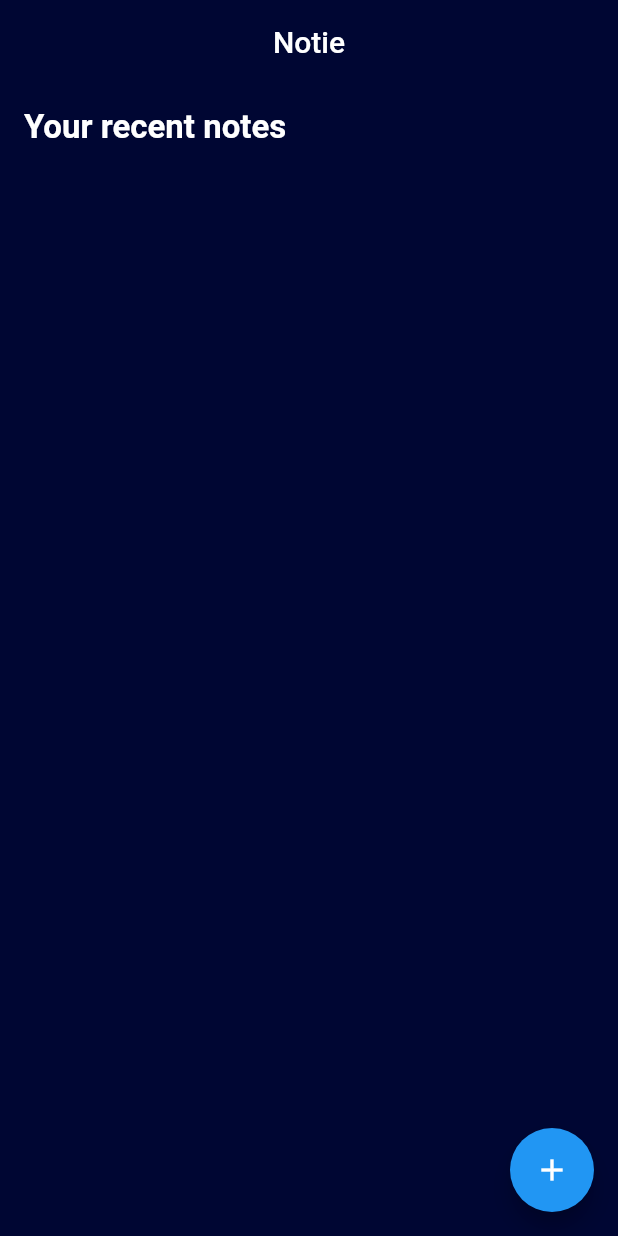
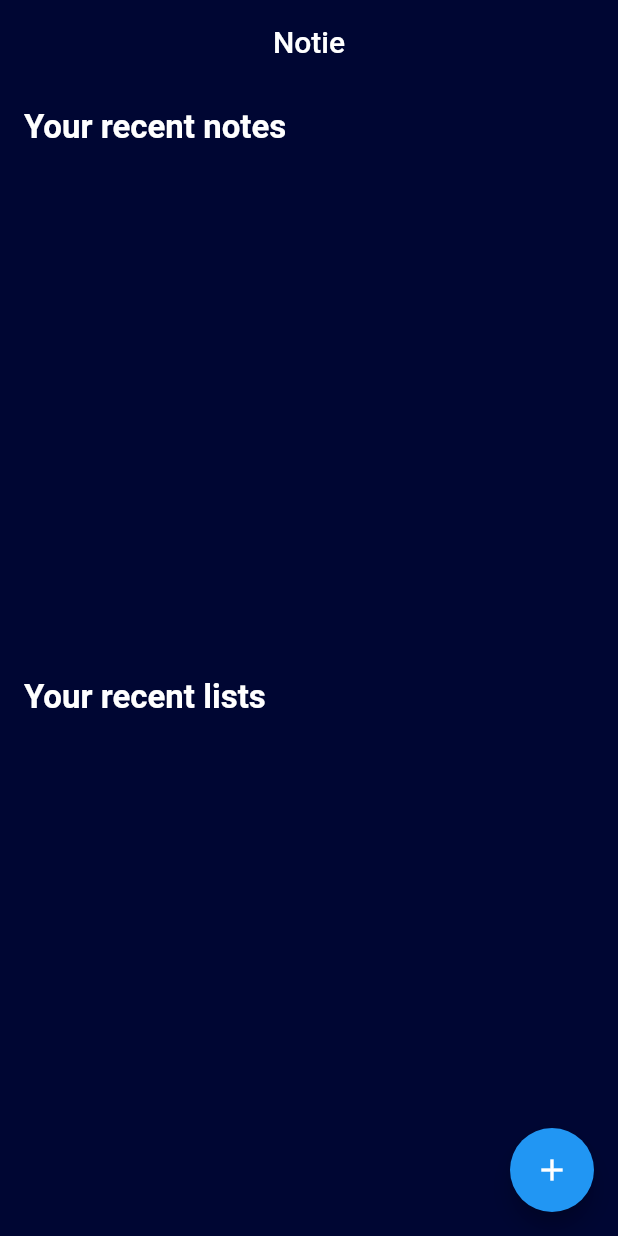
Before and after one commit to Louisii/Notie, a Flutter app: the screen it shows after launch, on a phone screen of 412 x 824 dp. Run offline on Flutter 3.47's test engine with Material 2 defaults, Android fonts, the light colour scheme and no system bars; our stand-ins replace cloud_firestore, firebase_core, google_fonts; accounts and stored records are empty.

Commit message:
lists in homescreen!

```diff
--- a/notie/lib/screens/home_screen.dart
+++ b/notie/lib/screens/home_screen.dart
@@ -6,7 +6,9 @@ import 'package:notie/screens/list_editor.dart';
 import 'package:notie/screens/note_editor.dart';
 import 'package:notie/screens/note_reader.dart';
 import 'package:notie/style/app_style.dart';
+
 import 'package:notie/widgets/note_card.dart';
+import 'package:notie/widgets/list_card.dart';
 
 class HomeScreen extends StatefulWidget {
   const HomeScreen({Key? key}) : super(key: key);
@@ -50,47 +52,92 @@ class _HomeScreenState extends State<HomeScreen> {
                 stream:
                     FirebaseFirestore.instance.collection("notes").snapshots(),
                 builder: (context, AsyncSnapshot<QuerySnapshot> snapshot) {
-                  // Checking the connection state, if still loading display loading bar
                   if (snapshot.connectionState == ConnectionState.waiting) {
                     return const Center(
                       child: CircularProgressIndicator(),
                     );
                   }
                   if (snapshot.hasData) {
-                    // Get the document list from the snapshot
-                    List<QueryDocumentSnapshot> documents = snapshot.data!.docs;
-
-                    // Sort the documents by the creation_date property
-                    documents.sort((a, b) {
+                    List<QueryDocumentSnapshot> noteDocuments = snapshot.data!.docs;
+                    noteDocuments.sort((a, b) {
                       String dateStringA = a['creation_date'];
                       String dateStringB = b['creation_date'];
-                      DateTime dateA =
-                          DateFormat('dd/MM/yyyy hh:mm a').parse(dateStringA);
-                      DateTime dateB =
-                          DateFormat('dd/MM/yyyy hh:mm a').parse(dateStringB);
+                      DateTime dateA = DateFormat('dd/MM/yyyy hh:mm a').parse(dateStringA);
+                      DateTime dateB = DateFormat('dd/MM/yyyy hh:mm a').parse(dateStringB);
                       return dateB.compareTo(dateA); // Descending order
                     });
 
-                    return GridView(
-                      gridDelegate:
-                          const SliverGridDelegateWithFixedCrossAxisCount(
+                    return GridView.builder(
+                      gridDelegate: const SliverGridDelegateWithFixedCrossAxisCount(
                         crossAxisCount: 2,
                       ),
-                      children: documents
-                          .map((note) => noteCard(() {
-                                Navigator.push(
-                                  context,
-                                  MaterialPageRoute(
-                                    builder: (context) =>
-                                        NoteReaderScreen(note),
-                                  ),
-                                );
-                              }, note))
-                          .toList(),
+                      itemCount: noteDocuments.length,
+                      itemBuilder: (context, index) {
+                        QueryDocumentSnapshot note = noteDocuments[index];
+                        return noteCard(() {
+                          Navigator.push(
+                            context,
+                            MaterialPageRoute(
+                              builder: (context) => NoteReaderScreen(note),
+                            ),
+                          );
+                        }, note);
+                      },
                     );
                   }
                   return Text(
                     "There's no Notes",
+                    style: GoogleFonts.nunito(color: Colors.white),
+                  );
+                },
+              ),
+            ),
+            const SizedBox(height: 24.0),
+            Text(
+              "Your recent lists",
+              style: GoogleFonts.roboto(
+                color: Colors.white,
+                fontWeight: FontWeight.bold,
+                fontSize: 22,
+              ),
+            ),
+            const SizedBox(height: 20.0),
+            Expanded(
+              child: StreamBuilder<QuerySnapshot>(
+                stream: FirebaseFirestore.instance.collection("lists").snapshots(),
+                builder: (context, AsyncSnapshot<QuerySnapshot> snapshot) {
+                  if (snapshot.connectionState == ConnectionState.waiting) {
+                    return const Center(
+                      child: CircularProgressIndicator(),
+                    );
+                  }
+                  if (snapshot.hasData) {
+                    List<QueryDocumentSnapshot> listDocuments = snapshot.data!.docs;
+                    listDocuments.sort((a, b) {
+                      String dateStringA = a['creation_date'];
+                      String dateStringB = b['creation_date'];
+                      DateTime dateA = DateFormat('dd/MM/yyyy hh:mm a').parse(dateStringA);
+                      DateTime dateB = DateFormat('dd/MM/yyyy hh:mm a').parse(dateStringB);
+                      return dateB.compareTo(dateA); // Descending order
+                    });
+
+                    return ListView.builder(
+                      itemCount: listDocuments.length,
+                      itemBuilder: (context, index) {
+                        QueryDocumentSnapshot list = listDocuments[index];
+                        return listCard(() {
+                          Navigator.push(
+                            context,
+                            MaterialPageRoute(
+                              builder: (context) => ListEditorScreen(list),
+                            ),
+                          );
+                        }, list);
+                      },
+                    );
+                  }
+                  return Text(
+                    "There are no Lists",
                     style: GoogleFonts.nunito(color: Colors.white),
                   );
                 },
@@ -113,7 +160,7 @@ class _HomeScreenState extends State<HomeScreen> {
               padding: const EdgeInsets.only(right: 18),
               child: BottomAppBar(
                 child: Container(
-                  color: AppStyle.mainColor, // Set the background color
+                  color: AppStyle.mainColor,
                   child: Column(
                     mainAxisSize: MainAxisSize.min,
                     crossAxisAlignment: CrossAxisAlignment.end,
@@ -123,14 +170,12 @@ class _HomeScreenState extends State<HomeScreen> {
                           Navigator.push(
                             context,
                             MaterialPageRoute(
-                              builder: (context) =>
-                                  const NoteEditorScreen(null),
+                              builder: (context) => const NoteEditorScreen(null),
                             ),
                           );
                         },
                         style: ElevatedButton.styleFrom(
-                          minimumSize: Size(
-                              100, 40), // Set the minimum size of the button
+                          minimumSize: Size(100, 40),
                         ),
                         child: const Text("New Note"),
                       ),
@@ -139,14 +184,12 @@ class _HomeScreenState extends State<HomeScreen> {
                           Navigator.push(
                             context,
                             MaterialPageRoute(
-                              builder: (context) =>
-                                  const ListEditorScreen(null),
+                              builder: (context) => const ListEditorScreen(null),
                             ),
                           );
                         },
                         style: ElevatedButton.styleFrom(
-                          minimumSize: Size(
-                              100, 40), // Set the minimum size of the button
+                          minimumSize: Size(100, 40),
                         ),
                         child: const Text("New List"),
                       ),
--- a/notie/lib/screens/list_editor.dart
+++ b/notie/lib/screens/list_editor.dart
@@ -122,7 +122,6 @@ class _ListEditorScreenState extends State<ListEditorScreen> {
               // Add any other fields you want to update
             }).then((_) {
               Navigator.pop(context); // Go back to the previous screen
-              Navigator.pop(context);
             });
           } else {
             // Handle create logic for new list
```
Also changed, not shown: notie/lib/widgets/list_card.dart (added, +55 -0 lines).
